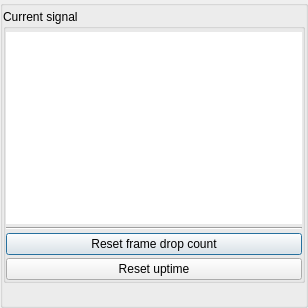
Old version of the form src/display/qt/dialogs/ui/signal_dialog.ui in the repository mrehkopf/vcs.
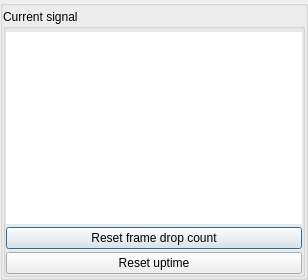
New version of the form. Custom widgets are drawn as their Qt base class.

Diff of the .ui file:
```diff
--- a/src/display/qt/dialogs/ui/signal_dialog.ui
+++ b/src/display/qt/dialogs/ui/signal_dialog.ui
@@ -7,7 +7,7 @@
     <x>0</x>
     <y>0</y>
     <width>308</width>
-    <height>308</height>
+    <height>280</height>
    </rect>
   </property>
   <property name="windowTitle">
@@ -42,8 +42,8 @@
        <rect>
         <x>0</x>
         <y>0</y>
-        <width>308</width>
-        <height>308</height>
+        <width>294</width>
+        <height>294</height>
        </rect>
       </property>
       <layout class="QVBoxLayout" name="verticalLayout">
@@ -85,6 +85,12 @@
           </property>
           <item>
            <widget class="QGroupBox" name="groupBox">
+            <property name="sizePolicy">
+             <sizepolicy hsizetype="Preferred" vsizetype="Expanding">
+              <horstretch>0</horstretch>
+              <verstretch>0</verstretch>
+             </sizepolicy>
+            </property>
             <property name="title">
              <string>Current signal</string>
             </property>
@@ -117,13 +123,6 @@
                </property>
               </widget>
              </item>
-             <item>
-              <widget class="Line" name="line">
-               <property name="orientation">
-                <enum>Qt::Horizontal</enum>
-               </property>
-              </widget>
-             </item>
              <item>
               <widget class="QPushButton" name="pushButton_resetMissedFramesCount">
                <property name="text">
@@ -141,19 +140,6 @@
             </layout>
            </widget>
           </item>
-          <item>
-           <spacer name="verticalSpacer">
-            <property name="orientation">
-             <enum>Qt::Vertical</enum>
-            </property>
-            <property name="sizeHint" stdset="0">
-             <size>
-              <width>20</width>
-              <height>999999</height>
-             </size>
-            </property>
-           </spacer>
-          </item>
          </layout>
         </widget>
        </item>
```
